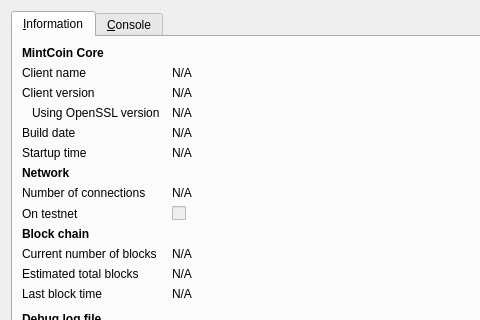
Before: the Qt Designer form src/qt/forms/rpcconsole.ui in palaa/minchia, drawn with Qt 5; both pictures show x 0 to 480 and y 0 to 320 of the 740 by 450 pixel window.
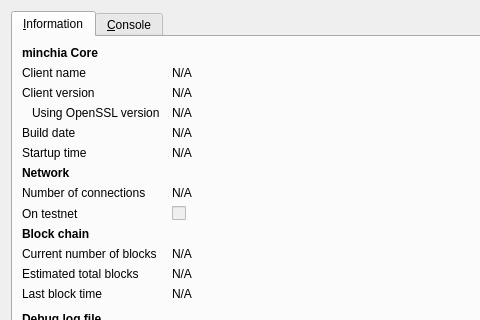
After: the same form once the commit is applied. Icons and pictures are not drawn.

Diff of the .ui file:
```diff
--- a/src/qt/forms/rpcconsole.ui
+++ b/src/qt/forms/rpcconsole.ui
@@ -36,7 +36,7 @@
           </font>
          </property>
          <property name="text">
-          <string>MintCoin Core</string>
+          <string>minchia Core</string>
          </property>
         </widget>
        </item>
```
Left out of the diff: 6 changed lines with no effect on the pictures.
